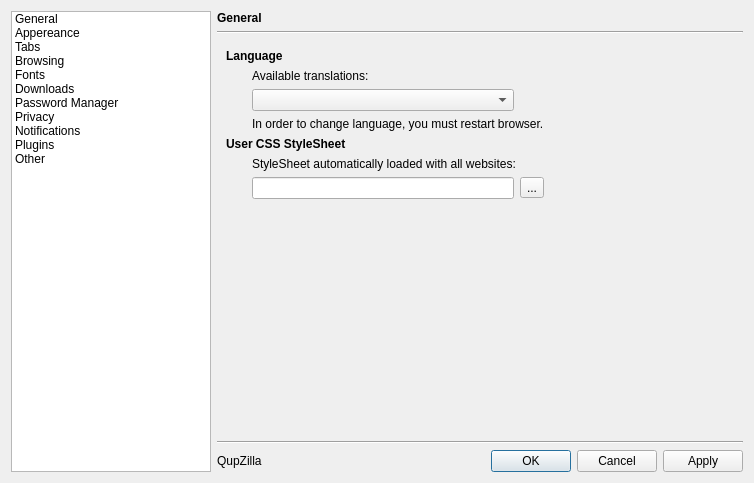
QupZilla/qupzilla, file src/preferences/preferences.ui: the form before one commit.
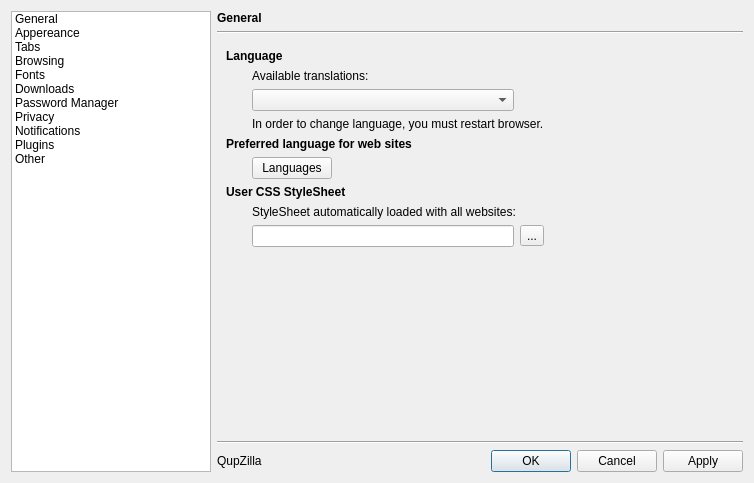
The form after the commit. The open tabs and pages were chosen to show the change. Icons and pictures are not drawn.

Commit message: Added AcceptLanguage dialog, it is now possible to set preferred languages for showing web sites

Diff of the .ui file:
```diff
--- a/src/preferences/preferences.ui
+++ b/src/preferences/preferences.ui
@@ -1827,7 +1827,7 @@
      </widget>
      <widget class="QWidget" name="stackedWidgetPage7">
       <layout class="QGridLayout" name="gridLayout_13">
-       <item row="0" column="0" colspan="2">
+       <item row="0" column="0" colspan="4">
         <widget class="QLabel" name="label_11">
          <property name="text">
           <string>&lt;b&gt;Language&lt;/b&gt;</string>
@@ -1880,7 +1880,7 @@
          </property>
         </widget>
        </item>
-       <item row="7" column="1" colspan="2">
+       <item row="11" column="1" colspan="2">
         <spacer name="verticalSpacer_13">
          <property name="orientation">
           <enum>Qt::Vertical</enum>
@@ -1893,30 +1893,61 @@
          </property>
         </spacer>
        </item>
-       <item row="4" column="0" colspan="2">
+       <item row="6" column="0" colspan="4">
         <widget class="QLabel" name="label_9">
          <property name="text">
           <string>&lt;b&gt;User CSS StyleSheet&lt;/b&gt;</string>
          </property>
         </widget>
        </item>
-       <item row="5" column="1" colspan="3">
+       <item row="7" column="1" colspan="3">
         <widget class="QLabel" name="label_15">
          <property name="text">
           <string>StyleSheet automatically loaded with all websites: </string>
          </property>
         </widget>
        </item>
-       <item row="6" column="1">
+       <item row="8" column="1">
         <widget class="QLineEdit" name="userStyleSheet"/>
        </item>
-       <item row="6" column="2">
+       <item row="8" column="2">
         <widget class="QToolButton" name="chooseUserStylesheet">
          <property name="text">
           <string>...</string>
          </property>
         </widget>
        </item>
+       <item row="5" column="1">
+        <layout class="QHBoxLayout" name="horizontalLayout_8">
+         <item>
+          <widget class="QPushButton" name="preferredLanguages">
+           <property name="text">
+            <string>Languages</string>
+           </property>
+          </widget>
+         </item>
+         <item>
+          <spacer name="horizontalSpacer_10">
+           <property name="orientation">
+            <enum>Qt::Horizontal</enum>
+           </property>
+           <property name="sizeHint" stdset="0">
+            <size>
+             <width>40</width>
+             <height>20</height>
+            </size>
+           </property>
+          </spacer>
+         </item>
+        </layout>
+       </item>
+       <item row="4" column="0" colspan="4">
+        <widget class="QLabel" name="label_36">
+         <property name="text">
+          <string>&lt;b&gt;Preferred language for web sites&lt;/b&gt;</string>
+         </property>
+        </widget>
+       </item>
       </layout>
      </widget>
     </widget>
```
The commit also changes 12 other files.
